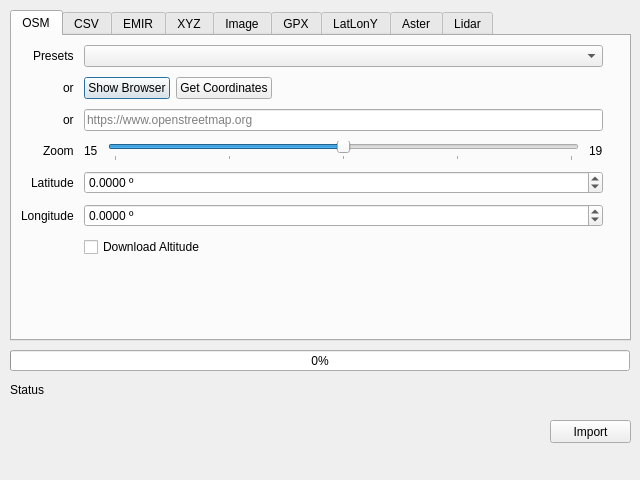
Before: the Qt Designer form GeoDataImportDialog.ui in rostskadat/FreeCAD-geodata, drawn with Qt 5.
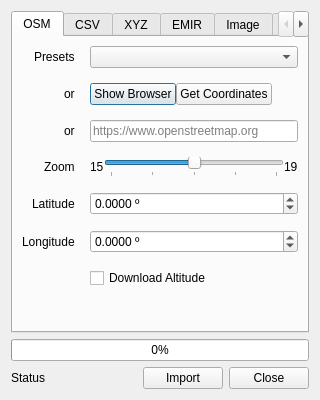
After: the same form once the commit is applied.

Commit message: added close button

```diff
--- a/GeoDataImportDialog.ui
+++ b/GeoDataImportDialog.ui
@@ -2,18 +2,21 @@
 <ui version="4.0">
  <class>GeoDataImport</class>
  <widget class="QDialog" name="GeoDataImport">
+  <property name="enabled">
+   <bool>true</bool>
+  </property>
   <property name="geometry">
    <rect>
     <x>0</x>
     <y>0</y>
-    <width>640</width>
-    <height>480</height>
+    <width>320</width>
+    <height>400</height>
    </rect>
   </property>
   <property name="minimumSize">
    <size>
-    <width>640</width>
-    <height>480</height>
+    <width>320</width>
+    <height>400</height>
    </size>
   </property>
   <property name="windowTitle">
@@ -28,15 +31,11 @@
   <property name="modal">
    <bool>false</bool>
   </property>
+  <layout class="QVBoxLayout" name="verticalLayout_3">
+   <item>
+    <layout class="QVBoxLayout" name="verticalLayout_2">
+     <item>
   <widget class="QTabWidget" name="tabWidget">
-   <property name="geometry">
-    <rect>
-     <x>10</x>
-     <y>10</y>
-     <width>621</width>
-     <height>331</height>
-    </rect>
-   </property>
    <property name="currentIndex">
     <number>0</number>
    </property>
@@ -56,8 +55,8 @@
     <attribute name="title">
      <string>OSM</string>
     </attribute>
-    <layout class="QFormLayout" name="formLayout_2">
-     <item row="0" column="0" colspan="2">
+        <layout class="QVBoxLayout" name="verticalLayout">
+         <item>
       <layout class="QFormLayout" name="formLayout">
        <property name="sizeConstraint">
         <enum>QLayout::SetDefaultConstraint</enum>
@@ -75,10 +74,10 @@
         <set>Qt::AlignLeading|Qt::AlignLeft|Qt::AlignTop</set>
        </property>
        <property name="horizontalSpacing">
-        <number>10</number>
+            <number>15</number>
        </property>
        <property name="verticalSpacing">
-        <number>10</number>
+            <number>15</number>
        </property>
        <property name="leftMargin">
         <number>0</number>
@@ -113,7 +112,7 @@
        <item row="1" column="1">
         <layout class="QHBoxLayout" name="horizontalLayout">
          <property name="spacing">
-          <number>6</number>
+              <number>0</number>
          </property>
          <property name="leftMargin">
           <number>0</number>
@@ -182,27 +181,6 @@
          </property>
         </widget>
        </item>
-       <item row="5" column="0">
-        <widget class="QLabel" name="label_2">
-         <property name="text">
-          <string>Latitude</string>
-         </property>
-        </widget>
-       </item>
-       <item row="6" column="0">
-        <widget class="QLabel" name="label_3">
-         <property name="text">
-          <string>Longitude</string>
-         </property>
-        </widget>
-       </item>
-       <item row="9" column="1">
-        <widget class="QCheckBox" name="downloadAltitude">
-         <property name="text">
-          <string>Download Altitude</string>
-         </property>
-        </widget>
-       </item>
        <item row="3" column="0">
         <widget class="QLabel" name="label_6">
          <property name="text">
@@ -212,6 +190,12 @@
        </item>
        <item row="3" column="1">
         <layout class="QHBoxLayout" name="horizontalLayout_2">
+             <property name="spacing">
+              <number>0</number>
+             </property>
+             <property name="sizeConstraint">
+              <enum>QLayout::SetNoConstraint</enum>
+             </property>
          <property name="leftMargin">
           <number>0</number>
          </property>
@@ -271,7 +255,14 @@
          </item>
         </layout>
        </item>
-       <item row="5" column="1">
+           <item row="4" column="0">
+            <widget class="QLabel" name="label_2">
+             <property name="text">
+              <string>Latitude</string>
+             </property>
+            </widget>
+           </item>
+           <item row="4" column="1">
         <widget class="QDoubleSpinBox" name="latitude">
          <property name="toolTip">
           <string>The latitude</string>
@@ -299,7 +290,14 @@
          </property>
         </widget>
        </item>
-       <item row="6" column="1">
+           <item row="5" column="0">
+            <widget class="QLabel" name="label_3">
+             <property name="text">
+              <string>Longitude</string>
+             </property>
+            </widget>
+           </item>
+           <item row="5" column="1">
         <widget class="QDoubleSpinBox" name="longitude">
          <property name="toolTip">
           <string>The longitude</string>
@@ -321,6 +319,13 @@
          </property>
         </widget>
        </item>
+           <item row="6" column="1">
+            <widget class="QCheckBox" name="downloadAltitude">
+             <property name="text">
+              <string>Download Altitude</string>
+             </property>
+            </widget>
+           </item>
       </layout>
      </item>
     </layout>
@@ -330,16 +335,16 @@
      <string>CSV</string>
     </attribute>
    </widget>
-   <widget class="QWidget" name="tabEMIR">
-    <attribute name="title">
-     <string>EMIR</string>
-    </attribute>
-   </widget>
    <widget class="QWidget" name="tabXYZ">
     <attribute name="title">
      <string>XYZ</string>
     </attribute>
    </widget>
+       <widget class="QWidget" name="tabEMIR">
+        <attribute name="title">
+         <string>EMIR</string>
+        </attribute>
+       </widget>
    <widget class="QWidget" name="tabImage">
     <attribute name="title">
      <string>Image</string>
@@ -366,44 +371,18 @@
     </attribute>
    </widget>
   </widget>
-  <widget class="QPushButton" name="btnImport">
-   <property name="geometry">
-    <rect>
-     <x>550</x>
-     <y>420</y>
-     <width>81</width>
-     <height>23</height>
-    </rect>
-   </property>
-   <property name="toolTip">
-    <string>Import GeoData from the selected service</string>
-   </property>
-   <property name="text">
-    <string>Import</string>
-   </property>
-  </widget>
+     </item>
+     <item>
   <widget class="QProgressBar" name="progressBar">
-   <property name="geometry">
-    <rect>
-     <x>10</x>
-     <y>350</y>
-     <width>620</width>
-     <height>21</height>
-    </rect>
-   </property>
    <property name="value">
     <number>0</number>
    </property>
   </widget>
+     </item>
+     <item>
+      <layout class="QHBoxLayout" name="horizontalLayout_3">
+       <item>
   <widget class="QLabel" name="status">
-   <property name="geometry">
-    <rect>
-     <x>10</x>
-     <y>380</y>
-     <width>620</width>
-     <height>20</height>
-    </rect>
-   </property>
    <property name="minimumSize">
     <size>
      <width>0</width>
@@ -414,12 +393,62 @@
     <string>Status</string>
    </property>
   </widget>
-  <action name="actionImport">
+       </item>
+       <item>
+        <spacer name="horizontalSpacer_2">
+         <property name="orientation">
+          <enum>Qt::Horizontal</enum>
+         </property>
+         <property name="sizeHint" stdset="0">
+          <size>
+           <width>40</width>
+           <height>20</height>
+          </size>
+         </property>
+        </spacer>
+       </item>
+       <item>
+        <widget class="QPushButton" name="btnImport">
+         <property name="toolTip">
+          <string>Import GeoData from the selected service</string>
+         </property>
    <property name="text">
     <string>Import</string>
    </property>
-  </action>
- </widget>
+        </widget>
+       </item>
+       <item>
+        <widget class="QPushButton" name="btnClose">
+         <property name="toolTip">
+          <string>Close this dialog</string>
+         </property>
+         <property name="text">
+          <string>Close</string>
+         </property>
+         <property name="default">
+          <bool>false</bool>
+         </property>
+        </widget>
+       </item>
+      </layout>
+     </item>
+    </layout>
+   </item>
+  </layout>
+ </widget>
+ <tabstops>
+  <tabstop>tabWidget</tabstop>
+  <tabstop>locationPresets</tabstop>
+  <tabstop>btnOpenBrowserWindow</tabstop>
+  <tabstop>btnGetCoordFromBrowser</tabstop>
+  <tabstop>url</tabstop>
+  <tabstop>zoom</tabstop>
+  <tabstop>latitude</tabstop>
+  <tabstop>longitude</tabstop>
+  <tabstop>downloadAltitude</tabstop>
+  <tabstop>btnImport</tabstop>
+  <tabstop>btnClose</tabstop>
+ </tabstops>
  <resources/>
  <connections/>
  <designerdata>
```
Left out of the diff: 6 changed lines with no effect on the pictures. Lines whose indentation alone changed are shown as unchanged. The commit also changes 1 other file.
